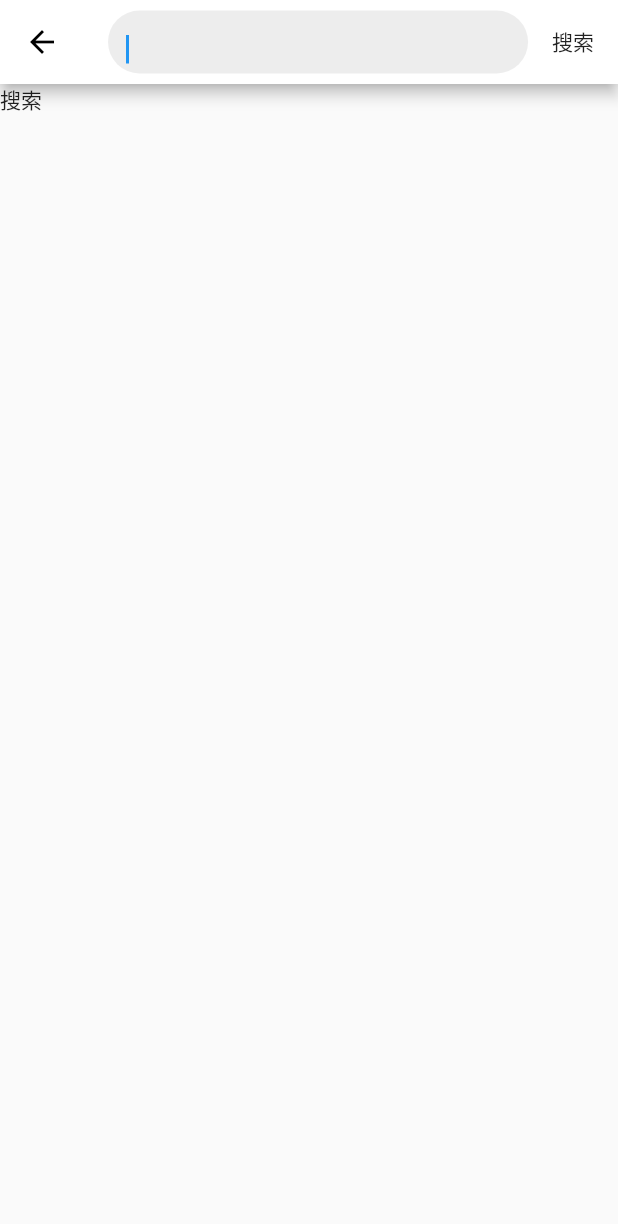
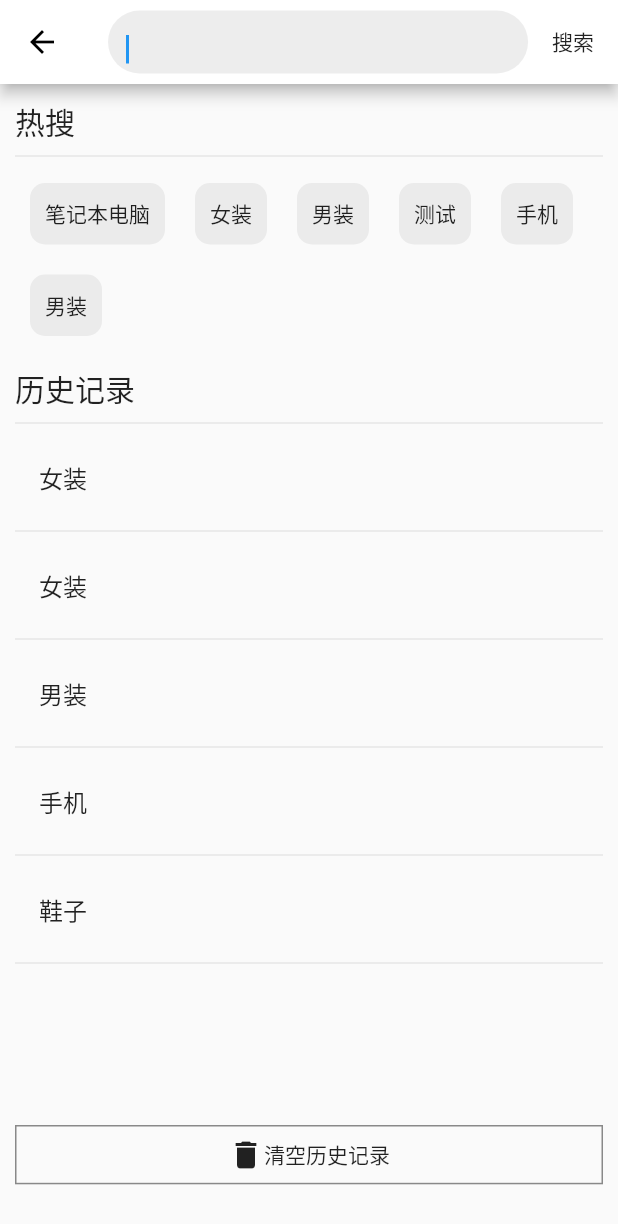
Before and after one commit to yanjiepeng/FlutterJDshop, a Flutter app: the screen it shows after launch, on a phone screen of 412 x 824 dp. Shown: the top 1224 px of the screen. Run offline on Flutter 3.47's test engine with Material 2 defaults, Android fonts, the phone set to English and light mode, and no system bars; our stand-ins replace bloc, dio, equatable, flutter_screenutil, flutter_swiper.

Commit message:
搜索标题栏

```diff
--- a/myjd/lib/pages/Search.dart
+++ b/myjd/lib/pages/Search.dart
@@ -7,31 +7,25 @@ class SearchPage extends StatefulWidget {
 }
 
 class _SearchPageState extends State<SearchPage> {
-
   @override
   Widget build(BuildContext context) {
     ScreenAdapter.init(context);
 
-    return  Scaffold(
+    return Scaffold(
         appBar: AppBar(
           title: Container(
-
             child: TextField(
               autofocus: true,
               decoration: InputDecoration(
                 border: OutlineInputBorder(
                     borderRadius: BorderRadius.circular(30),
-                    borderSide: BorderSide.none
-                ),
+                    borderSide: BorderSide.none),
               ),
-
-
             ),
             height: ScreenAdapter.height(68),
             decoration: BoxDecoration(
                 color: Color.fromRGBO(233, 233, 233, 0.8),
-                borderRadius: BorderRadius.circular(30)
-            ),
+                borderRadius: BorderRadius.circular(30)),
           ),
           actions: <Widget>[
             InkWell(
@@ -39,17 +33,125 @@ class _SearchPageState extends State<SearchPage> {
                 height: ScreenAdapter.height(68),
                 width: ScreenAdapter.width(80),
                 child: Row(
-                  children: <Widget>[
-                    Text('搜索')
-                  ],
+                  children: <Widget>[Text('搜索')],
                 ),
               ),
-
             )
-
           ],
         ),
-        body: Text('搜索')
-    );
+        body: Container(
+          padding: EdgeInsets.all(10),
+          child: ListView(
+            children: <Widget>[
+              Container(
+                child: Text(
+                  '热搜',
+                  style: Theme.of(context).textTheme.title,
+                ),
+              ),
+              Divider(),
+              Wrap(
+                children: <Widget>[
+                  Container(
+                    padding: EdgeInsets.all(10),
+                    margin: EdgeInsets.all(10),
+                    decoration: BoxDecoration(
+                        color: Color.fromRGBO(233, 233, 233, 0.9),
+                        borderRadius: BorderRadius.circular(10)),
+                    child: Text('笔记本电脑'),
+                  ),
+                  Container(
+                    padding: EdgeInsets.all(10),
+                    margin: EdgeInsets.all(10),
+                    decoration: BoxDecoration(
+                        color: Color.fromRGBO(233, 233, 233, 0.9),
+                        borderRadius: BorderRadius.circular(10)),
+                    child: Text('女装'),
+                  ),
+                  Container(
+                    padding: EdgeInsets.all(10),
+                    margin: EdgeInsets.all(10),
+                    decoration: BoxDecoration(
+                        color: Color.fromRGBO(233, 233, 233, 0.9),
+                        borderRadius: BorderRadius.circular(10)),
+                    child: Text('男装'),
+                  ),
+                  Container(
+                    padding: EdgeInsets.all(10),
+                    margin: EdgeInsets.all(10),
+                    decoration: BoxDecoration(
+                        color: Color.fromRGBO(233, 233, 233, 0.9),
+                        borderRadius: BorderRadius.circular(10)),
+                    child: Text('测试'),
+                  ),
+                  Container(
+                    padding: EdgeInsets.all(10),
+                    margin: EdgeInsets.all(10),
+                    decoration: BoxDecoration(
+                        color: Color.fromRGBO(233, 233, 233, 0.9),
+                        borderRadius: BorderRadius.circular(10)),
+                    child: Text('手机'),
+                  ),
+                  Container(
+                    padding: EdgeInsets.all(10),
+                    margin: EdgeInsets.all(10),
+                    decoration: BoxDecoration(
+                        color: Color.fromRGBO(233, 233, 233, 0.9),
+                        borderRadius: BorderRadius.circular(10)),
+                    child: Text('男装'),
+                  ),
+                ],
+              ),
+              SizedBox(
+                height: 10,
+              ),
+              Container(
+                child: Text(
+                  '历史记录',
+                  style: Theme.of(context).textTheme.title,
+                ),
+              ),
+              Divider(),
+              Column(
+                children: <Widget>[
+                  ListTile(
+                    title: Text("女装"),
+                  ),
+                  Divider(),
+                  ListTile(
+                    title: Text("女装"),
+                  ),
+                  Divider(),
+                  ListTile(
+                    title: Text("男装"),
+                  ),
+                  Divider(),
+                  ListTile(
+                    title: Text("手机"),
+                  ),
+                  Divider(),
+                  ListTile(
+                    title: Text("鞋子"),
+                  ),
+                  Divider(),
+                ],
+              ),
+              SizedBox(height: 100),
+              InkWell(
+                onTap: () {},
+                child: Container(
+                  width: ScreenAdapter.width(400),
+                  height: ScreenAdapter.height(64),
+                  decoration: BoxDecoration(
+                      border: Border.all(color: Colors.black45, width: 1)),
+                  child: Row(
+                    mainAxisAlignment: MainAxisAlignment.center,
+                    children: <Widget>[Icon(Icons.delete), Text("清空历史记录")],
+                  ),
+                ),
+              )
+            ],
+          ),
+        ));
   }
 }
--- a/myjd/lib/pages/tabs/Tab.dart
+++ b/myjd/lib/pages/tabs/Tab.dart
@@ -1,4 +1,5 @@
 import 'package:flutter/material.dart';
+import 'package:myjd/common/ScreenAdapter.dart';
 import 'package:myjd/pages/Category.dart';
 import 'package:myjd/pages/Home.dart';
 import 'package:myjd/pages/Mine.dart';
@@ -10,16 +11,13 @@ class Tabs extends StatefulWidget {
 }
 
 class _TabsState extends State<Tabs> {
-
   int _currentIndex = 0;
   PageController _pageController;
   List<Widget> _pageList = [
-
     HomePage(),
     CategoryPage(),
     ShopCartPage(),
     MinePage(),
-
   ];
 
   @override
@@ -30,33 +28,69 @@ class _TabsState extends State<Tabs> {
 
   @override
   Widget build(BuildContext context) {
+    ScreenAdapter.init(context);
+
     return Scaffold(
-      appBar: AppBar(
-        title: Text('Title'),
+      appBar: this._currentIndex != 3
+          ? AppBar(
+              leading: IconButton(
+                  icon: Icon(
+                    Icons.center_focus_weak,
+                    size: 28,
+                    color: Colors.black87,
                   ),
-      body:PageView(
+                  onPressed: null),
+              title: InkWell(
+                child: Container(
+                  height: ScreenAdapter.height(68),
+                  decoration: BoxDecoration(
+                      borderRadius: BorderRadius.circular(10),
+                      color: Color.fromRGBO(233, 233, 233, 0.9)),
+                  padding: EdgeInsets.only(left: 10),
+                  child: Row(
+                    children: <Widget>[
+                      Icon(Icons.search),
+                      Text(
+                        '笔记本',
+                        style: TextStyle(fontSize: ScreenAdapter.size(18)),
+                      )
+                    ],
+                  ),
+                ),
+                onTap: (){
+                  Navigator.pushNamed(context, '/search');
+                },
+              ),
+              actions: <Widget>[
+                IconButton(icon: Icon(Icons.message , size: 28, color: Colors.black87,), onPressed: null)
+              ],
+            )
+          : AppBar(
+
+        title: Text('企业中心'),
+
+      ),
+      body: PageView(
         controller: this._pageController,
         children: this._pageList,
-
       ),
       bottomNavigationBar: BottomNavigationBar(
-
-        currentIndex:this._currentIndex  ,
+        currentIndex: this._currentIndex,
         type: BottomNavigationBarType.fixed,
         fixedColor: Colors.red,
-        onTap: (index){
+        onTap: (index) {
           setState(() {
             this._currentIndex = index;
             this._pageController.jumpToPage(this._currentIndex);
           });
         },
-
         items: [
-            BottomNavigationBarItem(icon: Icon(Icons.home) , title: Text('首页')),
-            BottomNavigationBarItem(icon: Icon(Icons.category)  ,title: Text('分类')),
-            BottomNavigationBarItem(icon: Icon(Icons.shopping_cart)  ,title: Text('购物车')),
-            BottomNavigationBarItem(icon: Icon(Icons.people)  ,title: Text('我的')),
-
+          BottomNavigationBarItem(icon: Icon(Icons.home), title: Text('首页')),
+          BottomNavigationBarItem(
+              icon: Icon(Icons.category), title: Text('分类')),
+          BottomNavigationBarItem(
+              icon: Icon(Icons.shopping_cart), title: Text('购物车')),
+          BottomNavigationBarItem(icon: Icon(Icons.people), title: Text('我的')),
         ],
       ),
     );
```
Lines whose indentation alone changed are shown as unchanged.
